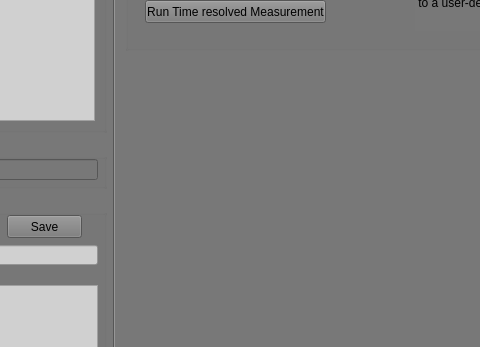
First picture: the form in src/GUI/main_GUI.ui, repository SilvaScience/colberto, before the edit; both pictures show x 202 to 682 and y 345 to 692 of the 1135 by 1002 pixel window.
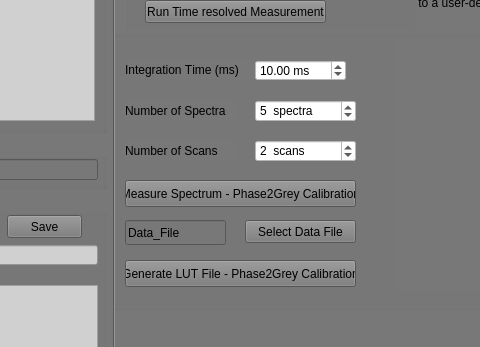
Second picture: the form after the edit. The open tabs and pages were chosen to show the change. Custom widgets are drawn as their Qt base class.

Commit message: Merge branch 'dev' into Temp_calibration

What changed in the file:
```diff
--- a/src/GUI/main_GUI.ui
+++ b/src/GUI/main_GUI.ui
@@ -1300,6 +1300,206 @@
            </property>
           </widget>
          </widget>
+         <widget class="QGroupBox" name="LUT_calibration_groupbox">
+          <property name="geometry">
+           <rect>
+            <x>0</x>
+            <y>260</y>
+            <width>851</width>
+            <height>281</height>
+           </rect>
+          </property>
+          <property name="font">
+           <font>
+            <weight>50</weight>
+            <bold>false</bold>
+            <underline>false</underline>
+            <kerning>false</kerning>
+           </font>
+          </property>
+          <property name="title">
+           <string/>
+          </property>
+          <property name="checkable">
+           <bool>false</bool>
+          </property>
+          <property name="checked">
+           <bool>false</bool>
+          </property>
+          <widget class="QLabel" name="LUT_calib_label_int_time">
+           <property name="geometry">
+            <rect>
+             <x>10</x>
+             <y>30</y>
+             <width>131</width>
+             <height>19</height>
+            </rect>
+           </property>
+           <property name="text">
+            <string>Integration Time (ms)</string>
+           </property>
+          </widget>
+          <widget class="PlotWidget" name="LUT_calib_plot_layout" native="true">
+           <property name="enabled">
+            <bool>true</bool>
+           </property>
+           <property name="geometry">
+            <rect>
+             <x>280</x>
+             <y>10</y>
+             <width>551</width>
+             <height>251</height>
+            </rect>
+           </property>
+          </widget>
+          <widget class="QPushButton" name="measure_LUT_calib">
+           <property name="geometry">
+            <rect>
+             <x>10</x>
+             <y>150</y>
+             <width>231</width>
+             <height>27</height>
+            </rect>
+           </property>
+           <property name="text">
+            <string>Measure Spectrum - Phase2Grey Calibration</string>
+           </property>
+          </widget>
+          <widget class="QDoubleSpinBox" name="LUT_int_time_doubleSpinBox">
+           <property name="geometry">
+            <rect>
+             <x>140</x>
+             <y>30</y>
+             <width>91</width>
+             <height>21</height>
+            </rect>
+           </property>
+           <property name="styleSheet">
+            <string notr="true">background-color: rgb(255, 255, 255);</string>
+           </property>
+           <property name="suffix">
+            <string> ms</string>
+           </property>
+           <property name="maximum">
+            <double>10000.000000000000000</double>
+           </property>
+           <property name="value">
+            <double>10.000000000000000</double>
+           </property>
+          </widget>
+          <widget class="QLabel" name="LUT_calib_label_num_spectra">
+           <property name="geometry">
+            <rect>
+             <x>10</x>
+             <y>70</y>
+             <width>111</width>
+             <height>21</height>
+            </rect>
+           </property>
+           <property name="text">
+            <string>Number of Spectra</string>
+           </property>
+          </widget>
+          <widget class="QSpinBox" name="LUT_calib_spectra_avg_spinBox">
+           <property name="geometry">
+            <rect>
+             <x>140</x>
+             <y>70</y>
+             <width>101</width>
+             <height>22</height>
+            </rect>
+           </property>
+           <property name="styleSheet">
+            <string notr="true">background-color: rgb(255, 255, 255);</string>
+           </property>
+           <property name="suffix">
+            <string>  spectra</string>
+           </property>
+           <property name="maximum">
+            <number>10000</number>
+           </property>
+           <property name="value">
+            <number>5</number>
+           </property>
+          </widget>
+          <widget class="QLabel" name="LUT_calib_scans_number_spectra">
+           <property name="geometry">
+            <rect>
+             <x>10</x>
+             <y>110</y>
+             <width>111</width>
+             <height>21</height>
+            </rect>
+           </property>
+           <property name="text">
+            <string>Number of Scans</string>
+           </property>
+          </widget>
+          <widget class="QSpinBox" name="LUT_calib_scans_number_spinBox">
+           <property name="geometry">
+            <rect>
+             <x>140</x>
+             <y>110</y>
+             <width>101</width>
+             <height>22</height>
+            </rect>
+           </property>
+           <property name="toolTipDuration">
+            <number>-2</number>
+           </property>
+           <property name="styleSheet">
+            <string notr="true">background-color: rgb(255, 255, 255);</string>
+           </property>
+           <property name="suffix">
+            <string>  scans</string>
+           </property>
+           <property name="maximum">
+            <number>10000</number>
+           </property>
+           <property name="value">
+            <number>2</number>
+           </property>
+          </widget>
+          <widget class="QLineEdit" name="LUT_Data_file_lineEdit">
+           <property name="geometry">
+            <rect>
+             <x>10</x>
+             <y>190</y>
+             <width>101</width>
+             <height>25</height>
+            </rect>
+           </property>
+           <property name="text">
+            <string>Data_File</string>
+           </property>
+          </widget>
+          <widget class="QPushButton" name="generate_LUT_calib">
+           <property name="geometry">
+            <rect>
+             <x>10</x>
+             <y>230</y>
+             <width>231</width>
+             <height>27</height>
+            </rect>
+           </property>
+           <property name="text">
+            <string>Generate LUT File - Phase2Grey Calibration</string>
+           </property>
+          </widget>
+          <widget class="QPushButton" name="select_LUT_Data_file_pushButton">
+           <property name="geometry">
+            <rect>
+             <x>130</x>
+             <y>190</y>
+             <width>111</width>
+             <height>23</height>
+            </rect>
+           </property>
+           <property name="text">
+            <string>Select Data File</string>
+           </property>
+          </widget>
+         </widget>
         </widget>
        </widget>
       </item>
```
Left out of the diff: 106 changed lines with no effect on the pictures. The commit also changes 186 other files.
